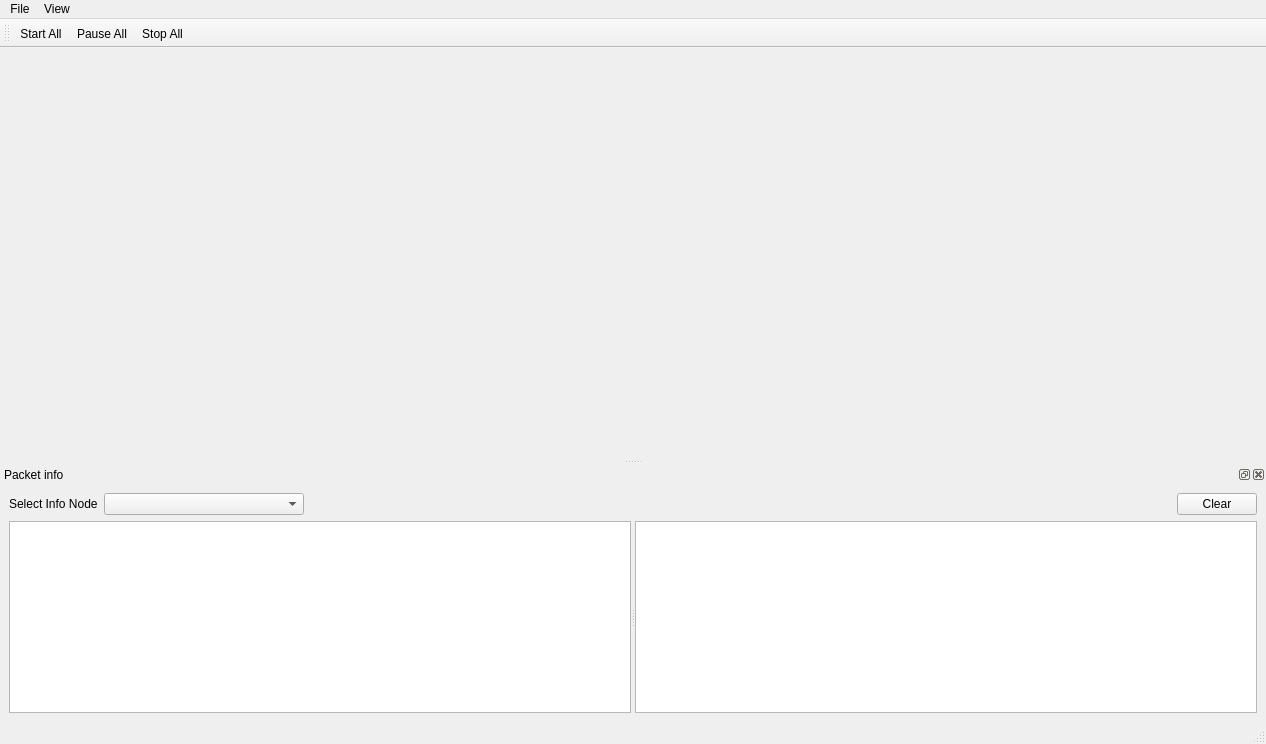
This is AnalyzePcapUdp/mainwindow.ui in artthirt/AnalyzePcapUdp as Qt 5 draws it before an edit. The edited form follows.
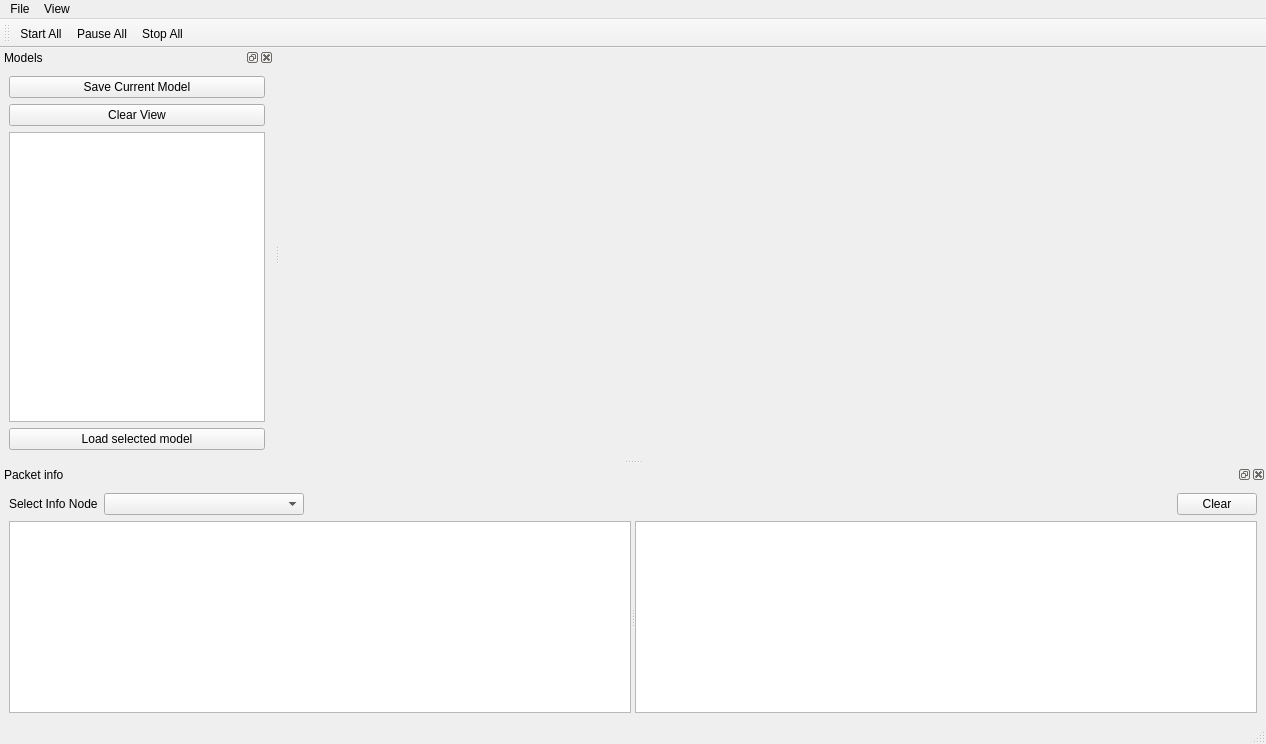
This is the edited form. Icons and pictures are not drawn.

Commit message: added save and load models

The edit to the form file:
```diff
--- a/AnalyzePcapUdp/mainwindow.ui
+++ b/AnalyzePcapUdp/mainwindow.ui
@@ -169,6 +169,68 @@
    <addaction name="actionPause_All"/>
    <addaction name="actionStop_All"/>
   </widget>
+  <widget class="QDockWidget" name="dockWidget">
+   <property name="windowTitle">
+    <string>Models</string>
+   </property>
+   <attribute name="dockWidgetArea">
+    <number>1</number>
+   </attribute>
+   <widget class="QWidget" name="dockWidgetContents_2">
+    <layout class="QVBoxLayout" name="verticalLayout_3">
+     <item>
+      <widget class="QPushButton" name="pbSaveCurrentModel">
+       <property name="text">
+        <string>Save Current Model</string>
+       </property>
+      </widget>
+     </item>
+     <item>
+      <widget class="QPushButton" name="pbClearView">
+       <property name="text">
+        <string>Clear View</string>
+       </property>
+      </widget>
+     </item>
+     <item>
+      <widget class="QTableView" name="lvListModels">
+       <property name="showDropIndicator" stdset="0">
+        <bool>false</bool>
+       </property>
+       <property name="alternatingRowColors">
+        <bool>true</bool>
+       </property>
+       <property name="selectionMode">
+        <enum>QAbstractItemView::SingleSelection</enum>
+       </property>
+       <property name="selectionBehavior">
+        <enum>QAbstractItemView::SelectRows</enum>
+       </property>
+       <attribute name="horizontalHeaderStretchLastSection">
+        <bool>true</bool>
+       </attribute>
+       <attribute name="verticalHeaderVisible">
+        <bool>false</bool>
+       </attribute>
+      </widget>
+     </item>
+     <item>
+      <layout class="QHBoxLayout" name="horizontalLayout_2">
+       <property name="topMargin">
+        <number>0</number>
+       </property>
+       <item>
+        <widget class="QPushButton" name="pbLoadModel">
+         <property name="text">
+          <string>Load selected model</string>
+         </property>
+        </widget>
+       </item>
+      </layout>
+     </item>
+    </layout>
+   </widget>
+  </widget>
   <action name="actionScale_Reset">
    <property name="text">
     <string>Scale Reset</string>
```
Left out of the diff: 6 changed lines with no effect on the pictures. The commit also changes 4 other files.
